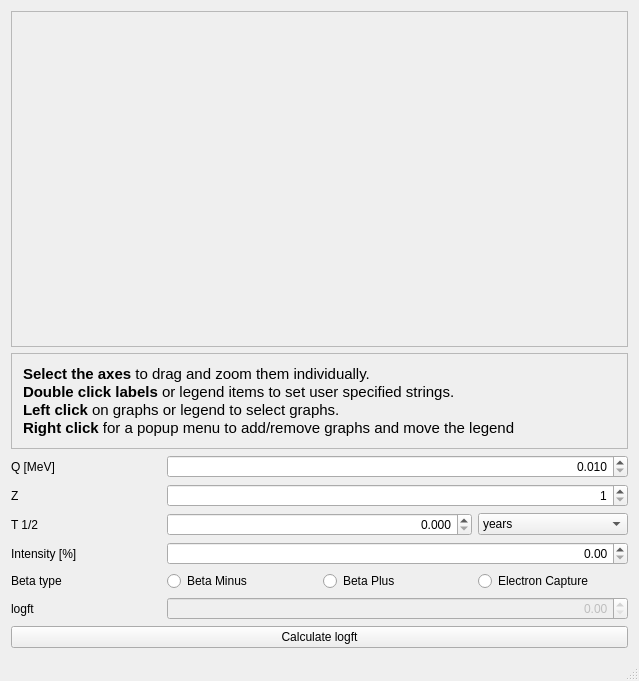
First picture: the form in mainwindow.ui, repository kasjan-s/fermi_calc, before the edit.
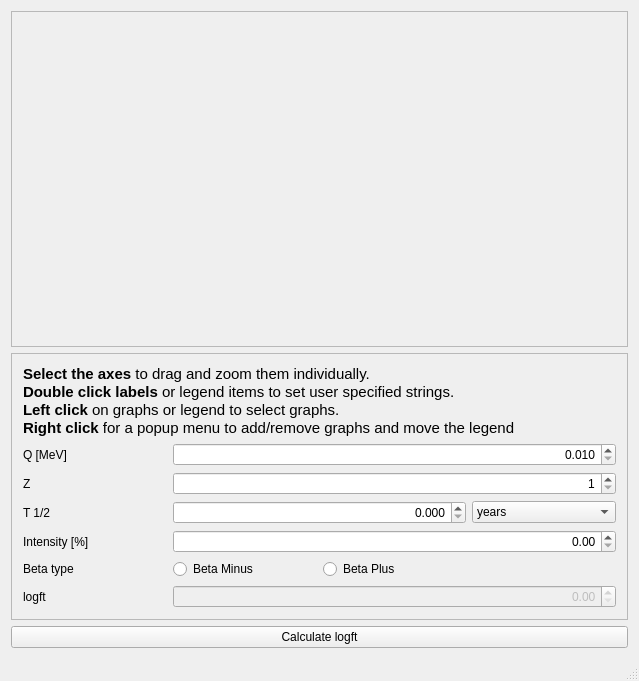
Second picture: the form after the edit. Custom widgets are drawn as their Qt base class.

Commit message: Removed EC/beta+ differentiation

```diff
--- a/mainwindow.ui
+++ b/mainwindow.ui
@@ -53,6 +53,7 @@
            <verstretch>0</verstretch>
           </sizepolicy>
          </property>
+         <zorder></zorder>
         </widget>
        </item>
       </layout>
@@ -81,11 +82,11 @@
          </property>
         </widget>
        </item>
-      </layout>
-     </widget>
-    </item>
     <item>
-     <layout class="QGridLayout" name="gridLayout" columnstretch="0,0,0,0">
+        <layout class="QGridLayout" name="gridLayout" rowstretch="0,0,0,0,0,0" columnstretch="0,0,0,0">
+         <property name="verticalSpacing">
+          <number>6</number>
+         </property>
       <item row="4" column="0">
        <widget class="QLabel" name="betaTypeLabel">
         <property name="text">
@@ -121,16 +122,6 @@
         </property>
        </widget>
       </item>
-      <item row="4" column="1">
-       <widget class="QRadioButton" name="betaMinusRadio">
-        <property name="text">
-         <string>Beta Minus</string>
-        </property>
-        <attribute name="buttonGroup">
-         <string notr="true">betaType</string>
-        </attribute>
-       </widget>
-      </item>
       <item row="5" column="0">
        <widget class="QLabel" name="logftLabel">
         <property name="text">
@@ -138,26 +129,6 @@
         </property>
        </widget>
       </item>
-      <item row="4" column="2">
-       <widget class="QRadioButton" name="betaPlusRadio">
-        <property name="text">
-         <string>Beta Plus</string>
-        </property>
-        <attribute name="buttonGroup">
-         <string notr="true">betaType</string>
-        </attribute>
-       </widget>
-      </item>
-      <item row="4" column="3">
-       <widget class="QRadioButton" name="betaECRadio">
-        <property name="text">
-         <string>Electron Capture</string>
-        </property>
-        <attribute name="buttonGroup">
-         <string notr="true">betaType</string>
-        </attribute>
-       </widget>
-      </item>
       <item row="1" column="1" colspan="3">
        <widget class="QSpinBox" name="zSpinBox">
         <property name="sizePolicy">
@@ -266,7 +237,30 @@
         </property>
        </widget>
       </item>
-     </layout>
+         <item row="4" column="1">
+          <widget class="QRadioButton" name="betaMinusRadio">
+           <property name="text">
+            <string>Beta Minus</string>
+           </property>
+           <attribute name="buttonGroup">
+            <string notr="true">betaType</string>
+           </attribute>
+          </widget>
+         </item>
+         <item row="4" column="2">
+          <widget class="QRadioButton" name="betaPlusRadio">
+           <property name="text">
+            <string>Beta Plus</string>
+           </property>
+           <attribute name="buttonGroup">
+            <string notr="true">betaType</string>
+           </attribute>
+          </widget>
+         </item>
+        </layout>
+       </item>
+      </layout>
+     </widget>
     </item>
     <item>
      <widget class="QPushButton" name="logftButton">
```
Lines whose indentation alone changed are shown as unchanged. The commit also changes 2 other files.
